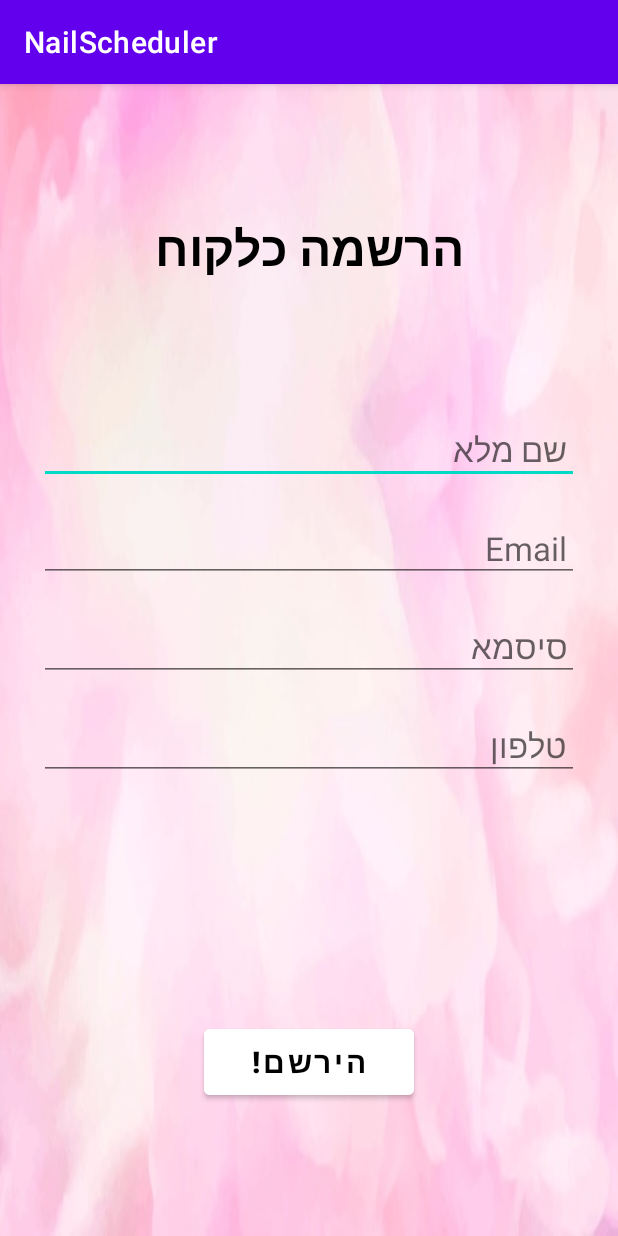
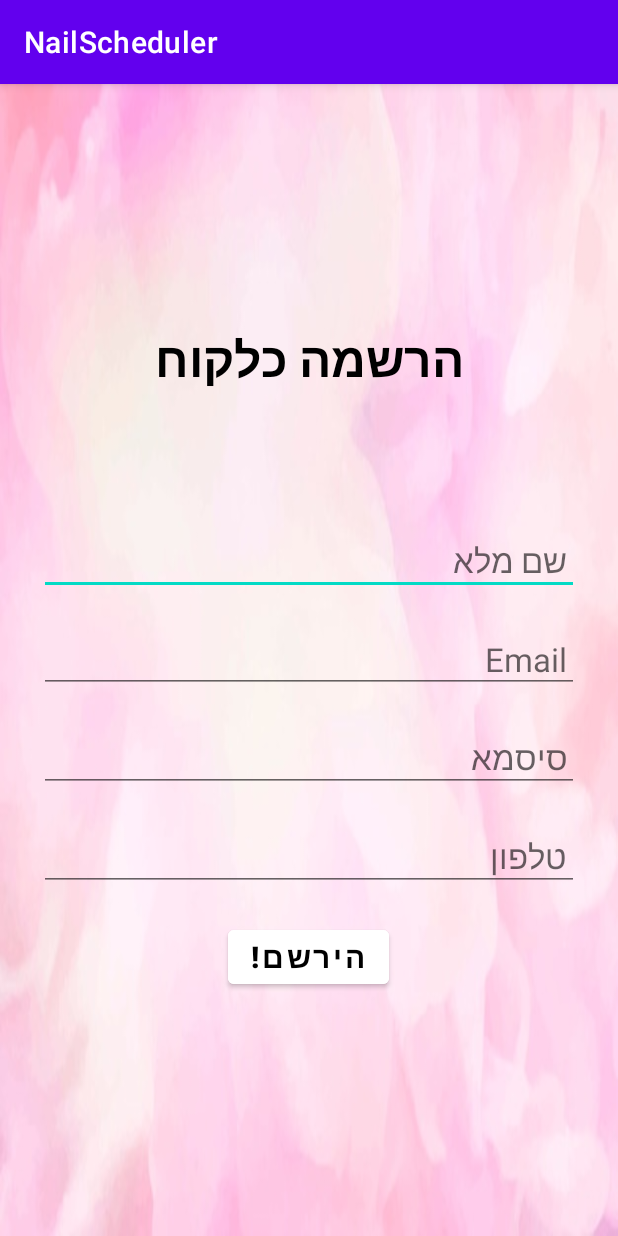
Before and after one commit to ElielGez/NailScheduler, an Android app: the screen it shows after launch (RegisterClient), after a tap on "הירשם!", on a phone screen of 412 x 824 dp. Run offline under Robolectric (Android 15) with nearby library versions, the phone set to English and light mode, and no system bars; our stand-ins replace Firebase (no records; nobody signed in at launch, a user with empty details on screens opened directly); 3 other taps on this screen came first.

Commit message:
fix scroll&button register pages

```diff
--- a/app/src/main/res/layout/activity_register_client.xml
+++ b/app/src/main/res/layout/activity_register_client.xml
@@ -4,21 +4,25 @@
     xmlns:tools="http://schemas.android.com/tools"
     android:layout_width="match_parent"
     android:layout_height="match_parent"
-    tools:context=".RegisterClient"
     android:background="@drawable/pink"
     android:gravity="center"
     android:orientation="vertical"
     android:padding="26dp"
-    >
+    tools:context=".RegisterClient">
+
         <TextView
             android:layout_width="match_parent"
             android:layout_height="wrap_content"
             android:layout_marginBottom="50dp"
             android:gravity="center"
             android:text="הרשמה כלקוח"
-            android:textStyle="bold"
             android:textColor="@color/black"
-            android:textSize="32sp" />
+            android:textSize="32sp"
+            android:textStyle="bold" />
+
+    <ScrollView
+        android:layout_width="fill_parent"
+        android:layout_height="wrap_content">
 
         <LinearLayout
                 android:layout_width="match_parent"
@@ -38,6 +42,7 @@
                     android:inputType="textPersonName"
                     android:padding="8dp"
                     android:textSize="22sp" />
+
                 <EditText
                     android:id="@+id/etEmail"
                     android:layout_width="match_parent"
@@ -60,9 +65,9 @@
                     android:gravity="right"
                     android:hint="@string/password"
                     android:imeOptions="actionDone"
+                    android:inputType="textPassword"
                     android:padding="8dp"
-            android:textSize="22sp"
-            android:inputType="textPassword" />
+                    android:textSize="22sp" />
 
 
                 <EditText
@@ -74,15 +79,15 @@
                     android:gravity="right"
                     android:hint="@string/phone_n_Reg"
                     android:imeOptions="actionDone"
+                    android:inputType="phone"
                     android:padding="8dp"
-            android:textSize="22sp"
-            android:inputType="phone" />
+                    android:textSize="22sp" />
 
                 <Button
                     android:id="@+id/btnRegister"
-            android:layout_width="140dp"
-            android:layout_height="56dp"
-            android:layout_marginTop="150dp"
+                    android:layout_width="wrap_content"
+                    android:layout_height="wrap_content"
+                    android:layout_marginTop="10dp"
                     android:backgroundTint="#FFFFFF"
                     android:text="@string/button_signUp"
                     android:textColor="@color/black"
@@ -91,4 +96,6 @@
                     app:strokeColor="#FFFFFF" />
             </LinearLayout>
 
+        </ScrollView>
+
     </LinearLayout>
```
Also changed, not shown: app/src/main/res/layout/activity_register_business.xml (+10 -4 lines). Lines whose indentation alone changed are shown as unchanged.
